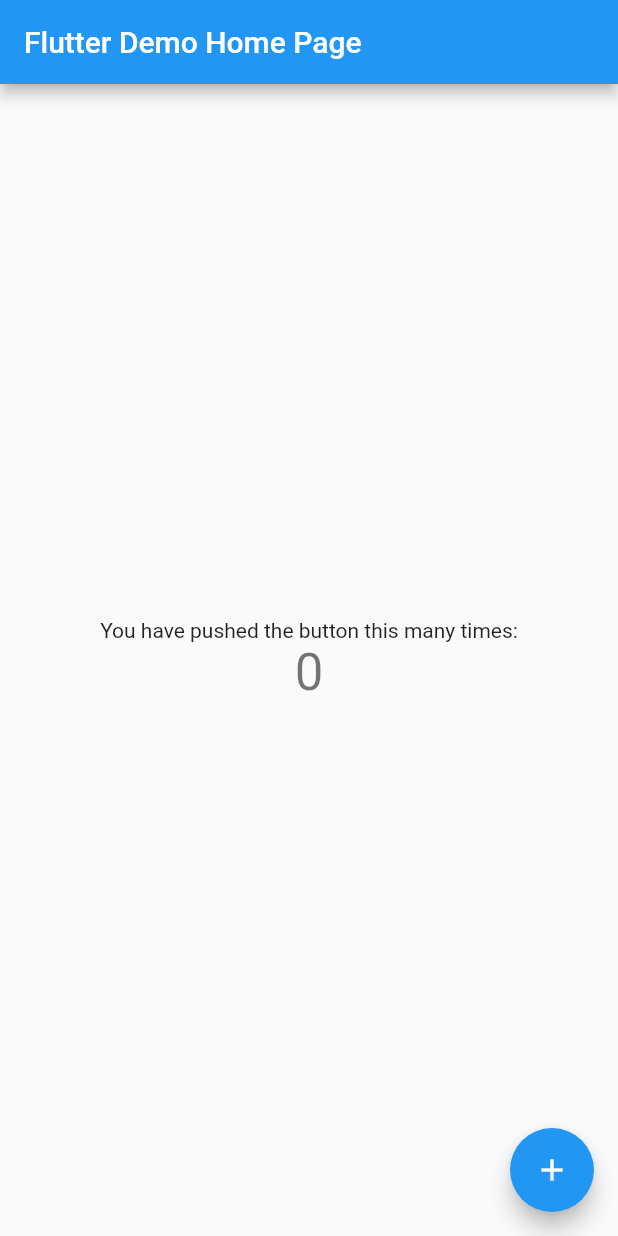
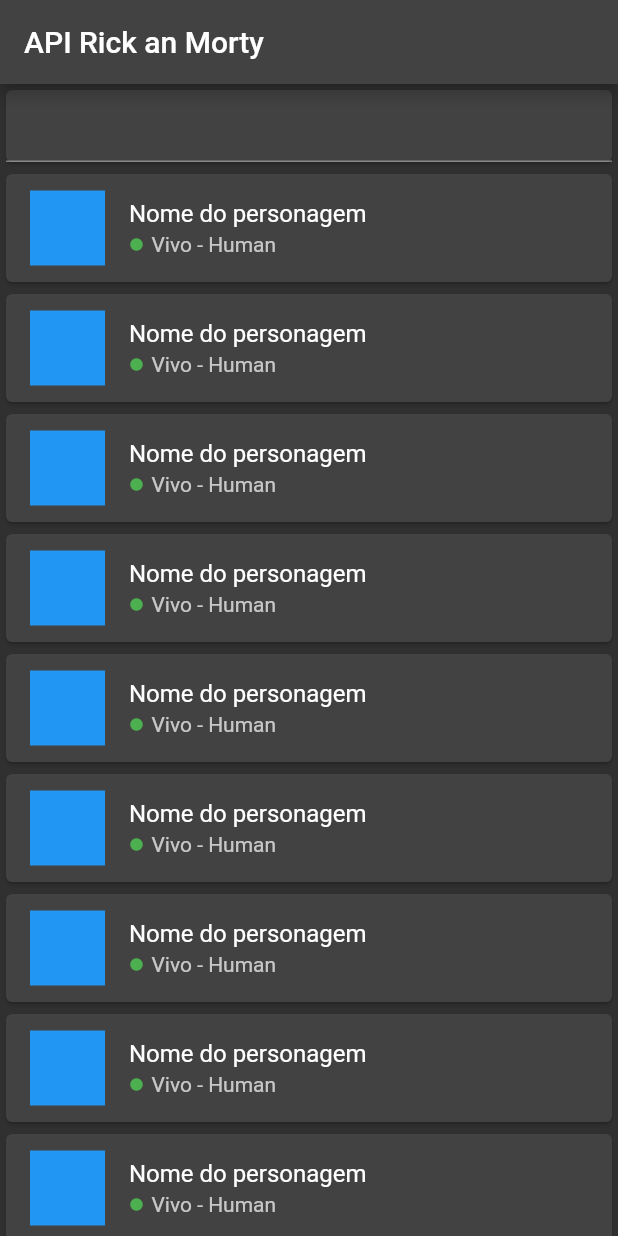
Before and after one commit to iannbraga/rickandmorty, a Flutter app: the screen it shows after launch, on a phone screen of 412 x 824 dp. Run offline on Flutter 3.47's test engine with Material 2 defaults, Android fonts, the phone set to English and light mode, and no system bars.

Commit message:
view HomePage

```diff
--- a/lib/main.dart
+++ b/lib/main.dart
@@ -1,4 +1,5 @@
 import 'package:flutter/material.dart';
+import 'package:rickandmorty/view/home_page.dart';
 
 void main() {
   runApp(const MyApp());
@@ -7,109 +8,14 @@ void main() {
 class MyApp extends StatelessWidget {
   const MyApp({Key? key}) : super(key: key);
 
-  // This widget is the root of your application.
   @override
   Widget build(BuildContext context) {
     return MaterialApp(
-      title: 'Flutter Demo',
+      title: 'Material',
       theme: ThemeData(
-        // This is the theme of your application.
-        //
-        // Try running your application with "flutter run". You'll see the
-        // application has a blue toolbar. Then, without quitting the app, try
-        // changing the primarySwatch below to Colors.green and then invoke
-        // "hot reload" (press "r" in the console where you ran "flutter run",
-        // or simply save your changes to "hot reload" in a Flutter IDE).
-        // Notice that the counter didn't reset back to zero; the application
-        // is not restarted.
-        primarySwatch: Colors.blue,
+        brightness: Brightness.dark,
       ),
-      home: const MyHomePage(title: 'Flutter Demo Home Page'),
+      home: const HomePage(),
     );
   }
 }
-
-class MyHomePage extends StatefulWidget {
-  const MyHomePage({Key? key, required this.title}) : super(key: key);
-
-  // This widget is the home page of your application. It is stateful, meaning
-  // that it has a State object (defined below) that contains fields that affect
-  // how it looks.
-
-  // This class is the configuration for the state. It holds the values (in this
-  // case the title) provided by the parent (in this case the App widget) and
-  // used by the build method of the State. Fields in a Widget subclass are
-  // always marked "final".
-
-  final String title;
-
-  @override
-  State<MyHomePage> createState() => _MyHomePageState();
-}
-
-class _MyHomePageState extends State<MyHomePage> {
-  int _counter = 0;
-
-  void _incrementCounter() {
-    setState(() {
-      // This call to setState tells the Flutter framework that something has
-      // changed in this State, which causes it to rerun the build method below
-      // so that the display can reflect the updated values. If we changed
-      // _counter without calling setState(), then the build method would not be
-      // called again, and so nothing would appear to happen.
-      _counter++;
-    });
-  }
-
-  @override
-  Widget build(BuildContext context) {
-    // This method is rerun every time setState is called, for instance as done
-    // by the _incrementCounter method above.
-    //
-    // The Flutter framework has been optimized to make rerunning build methods
-    // fast, so that you can just rebuild anything that needs updating rather
-    // than having to individually change instances of widgets.
-    return Scaffold(
-      appBar: AppBar(
-        // Here we take the value from the MyHomePage object that was created by
-        // the App.build method, and use it to set our appbar title.
-        title: Text(widget.title),
-      ),
-      body: Center(
-        // Center is a layout widget. It takes a single child and positions it
-        // in the middle of the parent.
-        child: Column(
-          // Column is also a layout widget. It takes a list of children and
-          // arranges them vertically. By default, it sizes itself to fit its
-          // children horizontally, and tries to be as tall as its parent.
-          //
-          // Invoke "debug painting" (press "p" in the console, choose the
-          // "Toggle Debug Paint" action from the Flutter Inspector in Android
-          // Studio, or the "Toggle Debug Paint" command in Visual Studio Code)
-          // to see the wireframe for each widget.
-          //
-          // Column has various properties to control how it sizes itself and
-          // how it positions its children. Here we use mainAxisAlignment to
-          // center the children vertically; the main axis here is the vertical
-          // axis because Columns are vertical (the cross axis would be
-          // horizontal).
-          mainAxisAlignment: MainAxisAlignment.center,
-          children: <Widget>[
-            const Text(
-              'You have pushed the button this many times:',
-            ),
-            Text(
-              '$_counter',
-              style: Theme.of(context).textTheme.headline4,
-            ),
-          ],
-        ),
-      ),
-      floatingActionButton: FloatingActionButton(
-        onPressed: _incrementCounter,
-        tooltip: 'Increment',
-        child: const Icon(Icons.add),
-      ), // This trailing comma makes auto-formatting nicer for build methods.
-    );
-  }
-}
--- /dev/null
+++ b/lib/view/home_page.dart
@@ -0,0 +1,58 @@
+// ignore_for_file: prefer_const_constructors
+
+import 'package:flutter/material.dart';
+
+class HomePage extends StatelessWidget {
+  const HomePage({Key? key}) : super(key: key);
+
+  @override
+  Widget build(BuildContext context) {
+    return Scaffold(
+      appBar: AppBar(
+        title: const Text('API Rick an Morty'),
+      ),
+      body: Column(
+        mainAxisSize: MainAxisSize.min,
+        children: <Widget>[
+          Card(
+            child: TextField(
+              textAlign: TextAlign.center,
+              keyboardType: TextInputType.name,
+            ),
+          ),
+          Flexible(
+            child: ListView.builder(
+                itemCount: 10,
+                itemBuilder: (context, index) {
+                  return Card(
+                    child: ListTile(
+                      leading: Container(
+                        width: 50,
+                        height: 50,
+                        color: Colors.blue,
+                      ),
+                      title: Text('Nome do personagem'),
+                      subtitle: Row(
+                        crossAxisAlignment: CrossAxisAlignment.center,
+                        mainAxisSize: MainAxisSize.min,
+                        children: const <Widget>[
+                          Icon(
+                            Icons.circle,
+                            color: Colors.green,
+                            size: 10,
+                          ),
+                          SizedBox(
+                            width: 5,
+                          ),
+                          Text('Vivo - Human'),
+                        ],
+                      ),
+                    ),
+                  );
+                }),
+          ),
+        ],
+      ),
+    );
+  }
+}
```
